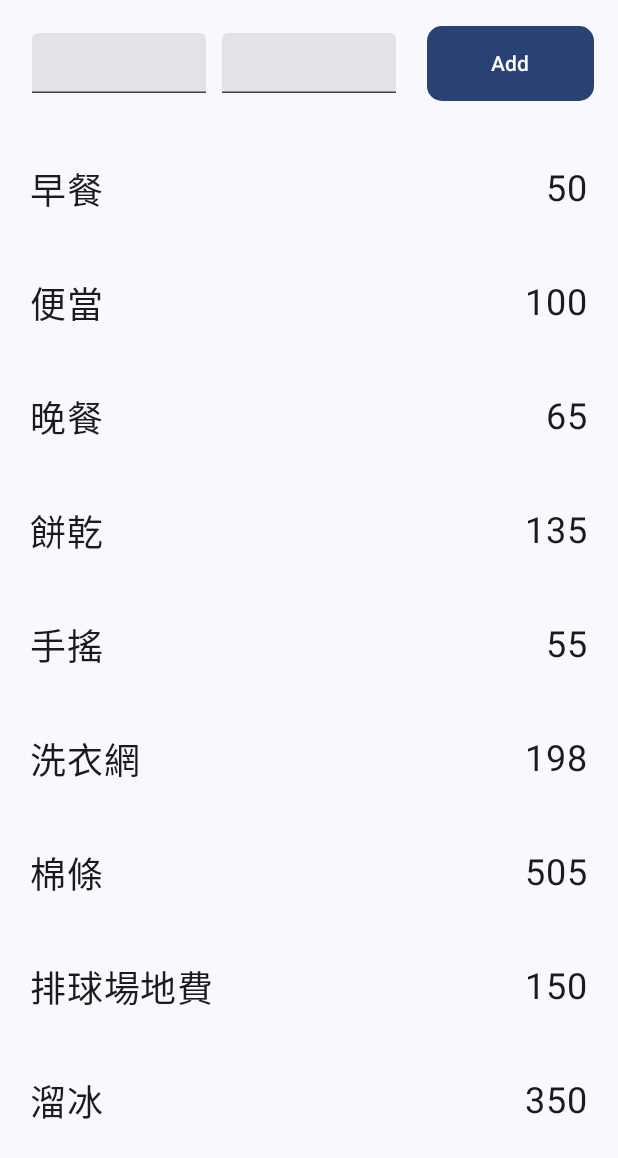
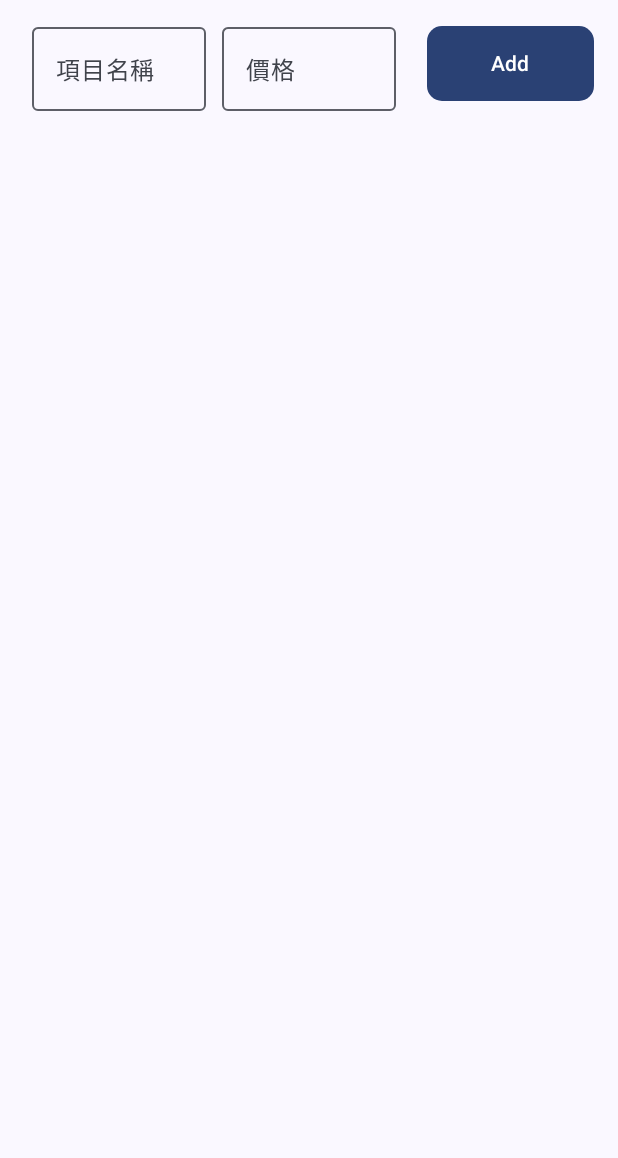
Before and after one commit to BarbarianBurger/ShutUpAndTakeMyMoney, an Android app built with Jetpack Compose: the screen it shows after launch (MainActivity), on a phone screen of 412 x 824 dp. Shown: the top 1158 px of the screen. Run offline under Robolectric (Android 15) with nearby library versions, the phone set to English and light mode, and no system bars.

Commit message:
user can add something by main page

```diff
--- a/app/src/main/java/demo/lina/shutupandtakemymoney/MainActivity.kt
+++ b/app/src/main/java/demo/lina/shutupandtakemymoney/MainActivity.kt
@@ -1,6 +1,10 @@
 package demo.lina.shutupandtakemymoney
 
+import android.content.Context
 import android.os.Bundle
+import android.util.Log
+import android.view.View
+import android.view.inputmethod.InputMethodManager
 import androidx.activity.ComponentActivity
 import androidx.activity.compose.setContent
 import androidx.compose.foundation.layout.*
@@ -9,22 +13,34 @@ import androidx.compose.foundation.lazy.items
 import androidx.compose.foundation.shape.CircleShape
 import androidx.compose.foundation.shape.RoundedCornerShape
 import androidx.compose.foundation.text.BasicTextField
+import androidx.compose.foundation.text.KeyboardActions
+import androidx.compose.foundation.text.KeyboardOptions
 import androidx.compose.material3.Button
 import androidx.compose.material3.ExperimentalMaterial3Api
 import androidx.compose.material3.MaterialTheme
+import androidx.compose.material3.OutlinedTextField
 import androidx.compose.material3.Surface
 import androidx.compose.material3.Text
 import androidx.compose.material3.TextField
 import androidx.compose.runtime.Composable
+import androidx.compose.runtime.LaunchedEffect
 import androidx.compose.runtime.getValue
+import androidx.compose.runtime.mutableStateListOf
 import androidx.compose.runtime.mutableStateOf
 import androidx.compose.runtime.remember
 import androidx.compose.runtime.setValue
 import androidx.compose.ui.Alignment
+import androidx.compose.ui.ExperimentalComposeUiApi
 import androidx.compose.ui.Modifier
 import androidx.compose.ui.draw.clip
 import androidx.compose.ui.graphics.Color
+import androidx.compose.ui.platform.LocalContext
+import androidx.compose.ui.platform.LocalFocusManager
+import androidx.compose.ui.platform.LocalSoftwareKeyboardController
+import androidx.compose.ui.platform.LocalView
 import androidx.compose.ui.text.TextStyle
+import androidx.compose.ui.text.input.ImeAction
+import androidx.compose.ui.text.input.KeyboardType
 import androidx.compose.ui.tooling.preview.Preview
 import androidx.compose.ui.unit.dp
 import androidx.compose.ui.unit.sp
@@ -51,17 +67,7 @@ fun MainPage(modifier: Modifier = Modifier) {
     ) {
         // rememberSaveable: can save the state while activity restart
         // var shouldShowOnboarding by rememberSaveable { mutableStateOf(true) }
-        val recordList = mutableListOf<Record>(
-            Record("早餐", 50, "食物"),
-            Record("便當", 100, "食物"),
-            Record("晚餐", 65, "食物"),
-            Record("餅乾", 135, "食物"),
-            Record("手搖", 55, "食物"),
-            Record("洗衣網", 198, "日用品"),
-            Record("棉條", 505, "日用品"),
-            Record("排球場地費", 150, "運動"),
-            Record("溜冰", 350, "娛樂"),
-        )
+        val recordList = remember { mutableStateListOf<Record>()}
         Column() {
             addItem(recordList)
             ShowRecordList(recordList)
@@ -70,7 +76,7 @@ fun MainPage(modifier: Modifier = Modifier) {
     }
 }
 
-@OptIn(ExperimentalMaterial3Api::class)
+@OptIn(ExperimentalMaterial3Api::class, ExperimentalComposeUiApi::class)
 @Composable
 fun addItem(recordList: MutableList<Record>){
     Row(
@@ -79,35 +85,49 @@ fun addItem(recordList: MutableList<Record>){
             .height(84.dp), verticalAlignment = Alignment.CenterVertically) {
         var itemName by remember { mutableStateOf("") }
         var itemPrice by remember { mutableStateOf("") }
-        TextField(
+        val keyboardController = LocalSoftwareKeyboardController.current
+        val focusManager = LocalFocusManager.current
+        OutlinedTextField(
             value = itemName,
-            onValueChange = { newText ->
-                itemName = newText
+            onValueChange = { newValue ->
+                itemName = newValue
             },
-            Modifier
+            modifier = Modifier
                 .padding(5.dp)
-                .size(40.dp)
-                .weight(1f)
+                .weight(1f),
+            label = { Text("項目名稱") },
+            keyboardOptions = KeyboardOptions.Default.copy(imeAction = ImeAction.Done),
+            keyboardActions = KeyboardActions(onDone = { focusManager.clearFocus() }),
         )
-        TextField(
+
+        OutlinedTextField(
             value = itemPrice,
-            onValueChange = { newText ->
-                itemPrice = newText
+            onValueChange = { newValue ->
+                itemPrice = newValue
             },
-            Modifier
+            modifier = Modifier
                 .padding(5.dp)
-                .size(40.dp)
-                .weight(1f)
+                .weight(1f),
+            label = { Text("價格") },
+            keyboardOptions = KeyboardOptions.Default.copy(imeAction = ImeAction.Done, keyboardType = KeyboardType.Number),
+            keyboardActions = KeyboardActions(onDone = { focusManager.clearFocus() }),
         )
+
         Button(shape= RoundedCornerShape(10.dp),onClick = {
-            if (itemName!="" && itemPrice != "") {
-                recordList.add(Record(itemName, itemPrice.toInt(), "日用品"))
+                if (itemName.isNotEmpty() && itemPrice.isNotEmpty()) {
+                    recordList.add(Record(itemName, itemPrice.toInt(), "日用品"))
+                    itemName = "" // 清空輸入的項目名稱
+                    itemPrice = "" // 清空輸入的價格
+                    recordList.forEach { record ->
+                        Log.d("RecordList", record.toString())
+                }
+            }
 
-            }
         }, modifier = Modifier
             .padding(15.dp, 0.dp, 0.dp,0.dp)
             .size(50.dp)
             .weight(1f)
+
         ) {
             Text("Add")
         }
@@ -164,21 +184,21 @@ private fun ShowRecord(record: Record, modifier: Modifier = Modifier) {
 }
 
 
-@Preview(showBackground = false)
-@Composable
-fun DefaultPreview() {
-    ShutUpAndTakeMyMoneyTheme {
-        val recordList = mutableListOf(
-            Record("早餐", 50, "食物"),
-            Record("便當", 100, "食物"),
-            Record("晚餐", 65, "食物"),
-            Record("餅乾", 135, "食物"),
-            Record("手搖", 55, "食物"),
-            Record("洗衣網", 198, "日用品"),
-            Record("棉條", 505, "日用品"),
-            Record("排球場地費", 150, "運動"),
-            Record("溜冰", 350, "娛樂"),
-        )
-        ShowRecordList(recordList)
-    }
-}
+//@Preview(showBackground = false)
+//@Composable
+//fun DefaultPreview() {
+//    ShutUpAndTakeMyMoneyTheme {
+//        val recordList = mutableListOf(
+//            Record("早餐", 50, "食物"),
+//            Record("便當", 100, "食物"),
+//            Record("晚餐", 65, "食物"),
+//            Record("餅乾", 135, "食物"),
+//            Record("手搖", 55, "食物"),
+//            Record("洗衣網", 198, "日用品"),
+//            Record("棉條", 505, "日用品"),
+//            Record("排球場地費", 150, "運動"),
+//            Record("溜冰", 350, "娛樂"),
+//        )
+//        ShowRecordList(recordList)
+//    }
+//}
```
